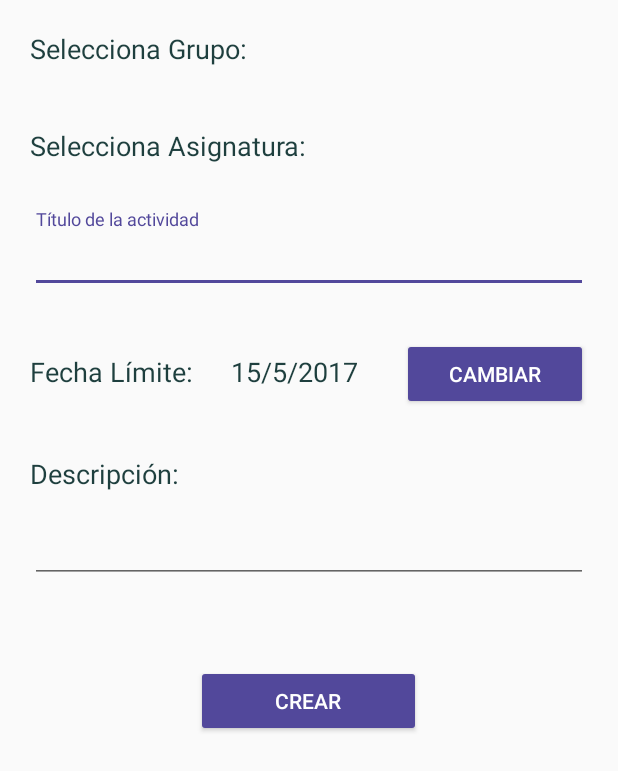
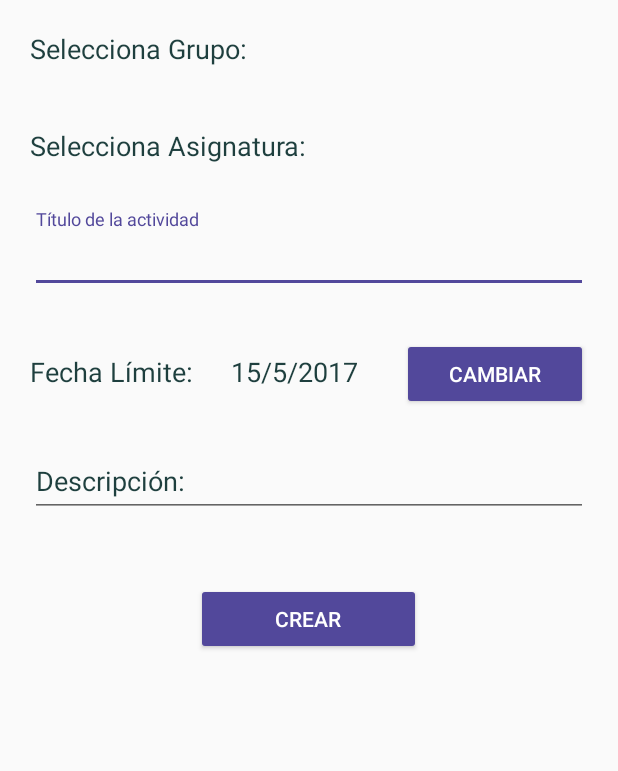
Before and after one commit to niltonsteveen/App-HomeWorks, an Android app: the fragment Crear_Actividad shown on its own in the app's theme, on a phone screen of 412 x 824 dp. Shown: the top 771 px of the screen. Run offline under Robolectric (Android 15) with nearby library versions, the phone set to English and light mode, and no system bars; libraries missing offline, so code that uses them is left out: retrofit.client; 5 statements that could not run were skipped.

Commit message:
se hace la parte de crear actividad y ya quedo full tambien, bueno faltan son validaciones

```diff
--- a/app/src/main/java/prototipo/udea/edu/co/homeworks/Fragments/Crear_Actividad.java
+++ b/app/src/main/java/prototipo/udea/edu/co/homeworks/Fragments/Crear_Actividad.java
@@ -2,8 +2,11 @@ package prototipo.udea.edu.co.homeworks.Fragments;
 
 import android.app.DatePickerDialog;
 import android.content.Context;
+import android.content.Intent;
 import android.os.Bundle;
+import android.support.design.widget.TextInputEditText;
 import android.support.v4.app.Fragment;
+import android.support.v4.app.FragmentManager;
 import android.view.LayoutInflater;
 import android.view.View;
 import android.view.ViewGroup;
@@ -12,16 +15,21 @@ import android.widget.DatePicker;
 import android.widget.RadioButton;
 import android.widget.RadioGroup;
 import android.widget.TextView;
+import android.widget.Toast;
 
 import java.util.ArrayList;
 import java.util.Calendar;
+import java.util.Date;
+import java.util.HashMap;
 import java.util.List;
 
+import prototipo.udea.edu.co.homeworks.Model.Actividad;
 import prototipo.udea.edu.co.homeworks.Model.Asignatura;
 import prototipo.udea.edu.co.homeworks.Model.ConfProfesor;
 import prototipo.udea.edu.co.homeworks.Model.Grupo;
 import prototipo.udea.edu.co.homeworks.Model.Usuario;
 import prototipo.udea.edu.co.homeworks.R;
+import prototipo.udea.edu.co.homeworks.WebServices.ActividadWS;
 import prototipo.udea.edu.co.homeworks.WebServices.AsignaturaWS;
 import prototipo.udea.edu.co.homeworks.WebServices.ConfProfesorWS;
 import prototipo.udea.edu.co.homeworks.WebServices.GrupoWs;
@@ -47,10 +55,15 @@ public class Crear_Actividad extends Fragment {
     private Button btnCambiarFecha;
     private RadioGroup radioGroupGrupos;
     private RadioGroup radioGroupAsignaturas;
-    List<RadioButton> radioButtonsGrupos=new ArrayList<RadioButton>();
-    List<RadioButton> radioButtonsAsignaturas=new ArrayList<RadioButton>();
     Context context;
+    private HashMap hashMapGrupos;
+    private HashMap hashMapAsignaturas;
+    private Button btnCrear;
+    private TextInputEditText descripcionCrearAct;
+    private String fechaLimite="";
     private String url= "https://rest-homeworks.herokuapp.com/api";
+    List<RadioButton> radioButtonsGrupos;
+    List<RadioButton> radioButtonsAsignaturas;
 
     public Crear_Actividad() {
         // Required empty public constructor
@@ -79,13 +92,78 @@ public class Crear_Actividad extends Fragment {
         // Inflate the layout for this fragment
         final View view= inflater.inflate(R.layout.fragment_crear__actividad, container, false);
 
+        radioButtonsAsignaturas=new ArrayList<>();
+        radioButtonsGrupos=new ArrayList<>();
+        hashMapGrupos=new HashMap();
+        hashMapAsignaturas=new HashMap();
         Bundle arguments=getArguments();
         usuario=arguments.getParcelable("Usuario");
         RestAdapter restAdapter = new RestAdapter.Builder().setEndpoint(url).build();
         final ConfProfesorWS confProfesorWS=restAdapter.create(ConfProfesorWS.class);
+        final ActividadWS actividadWS=restAdapter.create(ActividadWS.class);
         context=this.getContext();
         radioGroupAsignaturas=(RadioGroup)view.findViewById(R.id.radioGroupAsignaturas);
         radioGroupGrupos=(RadioGroup)view.findViewById(R.id.radioGroupGrupos);
+        tvFechaLimiteC=(TextView) view.findViewById(R.id.tvFechaLim);
+        descripcionCrearAct=(TextInputEditText)view.findViewById(R.id.etDescripcionCrearAct);
+        btnCrear=(Button) view.findViewById(R.id.btnCrearAct);
+        btnCrear.setOnClickListener(new View.OnClickListener() {
+            @Override
+            public void onClick(View v) {
+                Actividad actividad=new Actividad();
+                actividad.setProfesor(usuario.getEmail());
+                actividad.setActiva(true);
+                actividad.setDescripcion(descripcionCrearAct.getText().toString());
+                Date fechaCreacion=new Date();
+                actividad.setFechaCreacion(fechaCreacion.toString());
+
+                System.out.println("-------------------------"+fechaLimite);
+                actividad.setFechaLimite(fechaLimite);
+
+                String asignatura="";
+                int valor=0;
+                for(int i=0;i<radioButtonsAsignaturas.size();i++){
+                    if(radioButtonsAsignaturas.get(i).isChecked()){
+                        asignatura=radioButtonsAsignaturas.get(i).getText().toString();
+                        valor=(int)hashMapAsignaturas.get(asignatura);
+                    }
+                }
+                actividad.setAsignatura(valor);
+
+                String grupo="";
+                int valor1=0;
+                for(int i=0;i<radioButtonsGrupos.size();i++){
+                    if(radioButtonsGrupos.get(i).isChecked()){
+                        grupo=radioButtonsGrupos.get(i).getText().toString();
+                        valor1=(int)hashMapGrupos.get(grupo);
+                    }
+                }
+                actividad.setGrupo(valor1);
+
+                System.out.println(actividad.toString());
+
+                actividadWS.createActivity(actividad, new Callback<Actividad>() {
+                    @Override
+                    public void success(Actividad actividad, Response response) {
+                        Toast.makeText(getContext(),"Registrada correctamente",Toast.LENGTH_LONG).show();
+                        FragmentManager fragmentManager=getFragmentManager();
+                        Bundle arguments=new Bundle();
+                        arguments.putParcelable("Usuario",usuario);
+                        FragmentoActividadesMain actividadesMain=FragmentoActividadesMain.newInstance(arguments);
+                        fragmentManager
+                                .beginTransaction()
+                                .replace(R.id.main_content, actividadesMain)
+                                .commit();
+                    }
+
+                    @Override
+                    public void failure(RetrofitError error) {
+                        error.printStackTrace();
+                    }
+                });
+            }
+        });
+
 
         confProfesorWS.getConfsByUser(usuario.getEmail(), new Callback<List<ConfProfesor>>() {
             @Override
@@ -100,7 +178,7 @@ public class Crear_Actividad extends Fragment {
             }
         });
 
-        tvFechaLimiteC=(TextView) view.findViewById(R.id.tvFechaLim);
+
         btnCambiarFecha=(Button)view.findViewById(R.id.btnCambiarFecha);
         btnCambiarFecha.setOnClickListener(new View.OnClickListener() {
             @Override
@@ -129,11 +207,14 @@ public class Crear_Actividad extends Fragment {
             asignaturaWS.getAsignaturaById(confProfesores.get(i).getGrupo(), new Callback<Asignatura>() {
                 @Override
                 public void success(Asignatura asignatura, Response response) {
+
                     if(ids.indexOf(asignatura.getId())<0){
+                        hashMapAsignaturas.put(asignatura.getNombre(),asignatura.getId());
                         RadioButton radioButtonAsignatura=new RadioButton(context);
                         radioButtonAsignatura.setText(asignatura.getNombre());
                         radioGroupAsignaturas.addView(radioButtonAsignatura);
                         ids.add(asignatura.getId());
+                        radioButtonsAsignaturas.add(radioButtonAsignatura);
                     }
                 }
                 @Override
@@ -154,10 +235,12 @@ public class Crear_Actividad extends Fragment {
                 @Override
                 public void success(Grupo grupo, Response response) {
                     if(ids.indexOf(grupo.getId())<0){
+                        hashMapGrupos.put(grupo.getNombre(),grupo.getId());
                         RadioButton radioButtonGrupo=new RadioButton(context);
                         radioButtonGrupo.setText(grupo.getNombre());
                         radioGroupGrupos.addView(radioButtonGrupo);
                         ids.add(grupo.getId());
+                        radioButtonsGrupos.add(radioButtonGrupo);
                     }
                 }
                 @Override
@@ -189,9 +272,8 @@ public class Crear_Actividad extends Fragment {
 
         public void onDateSet(DatePicker view, int year, int monthOfYear,
                               int dayOfMonth) {
-
-            tvFechaLimiteC.setText(String.valueOf(dayOfMonth) + "-" + String.valueOf(monthOfYear+1)
-                    + "-" + String.valueOf(year));
+            fechaLimite=String.valueOf(year)+"-"+String.valueOf(monthOfYear+1)+"-"+String.valueOf(dayOfMonth);
+            tvFechaLimiteC.setText(fechaLimite);
         }
     };
 
--- a/app/src/main/java/prototipo/udea/edu/co/homeworks/WebServices/ActividadWS.java
+++ b/app/src/main/java/prototipo/udea/edu/co/homeworks/WebServices/ActividadWS.java
@@ -5,7 +5,9 @@ import java.util.List;
 import prototipo.udea.edu.co.homeworks.Model.Actividad;
 import prototipo.udea.edu.co.homeworks.Model.Usuario;
 import retrofit.Callback;
+import retrofit.http.Body;
 import retrofit.http.GET;
+import retrofit.http.POST;
 import retrofit.http.Query;
 
 /**
@@ -16,4 +18,6 @@ public interface ActividadWS {
     @GET("/actividades")
     void getActividades(@Query("profesor") String profesor, Callback<List<Actividad>> cb) ;
 
+    @POST("/actividades")
+    void createActivity(@Body Actividad actividad, Callback<Actividad> cb);
 }
--- a/app/src/main/java/prototipo/udea/edu/co/homeworks/utils/ActivityAdapter.java
+++ b/app/src/main/java/prototipo/udea/edu/co/homeworks/utils/ActivityAdapter.java
@@ -100,11 +100,12 @@ public class ActivityAdapter extends RecyclerView.Adapter<ActivityAdapter.Activi
 
     @Override
     public void onBindViewHolder(final ActivityViewHolder viewHolder, final int i) {
-        Random r=new Random();
-        numero=r.nextInt(12);
+
         asignaturaWS.getAsignaturaById(items.get(i).getAsignatura(), new Callback<Asignatura>() {
                     @Override
                     public void success(Asignatura asignatura, Response response) {
+                        Random r=new Random();
+                        numero=r.nextInt(12);
                         String letra=asignatura.getNombre().charAt(0)+"";
                         viewHolder.tvCard.setText(letra);
                         viewHolder.cardImg.setCardBackgroundColor(Color.parseColor(colores.get(numero)));
--- a/app/src/main/res/layout/fragment_crear__actividad.xml
+++ b/app/src/main/res/layout/fragment_crear__actividad.xml
@@ -122,25 +122,27 @@
 
         </RelativeLayout>
 
-        <TextView
-            android:layout_marginTop="30dp"
-            android:layout_width="match_parent"
-            android:id="@+id/tvDescripcionCrearAct"
-            android:layout_height="wrap_content"
-            android:text="@string/descripcion"
-            android:textSize="18sp"
-            android:textColor="@color/colorPrimaryDark"
-            android:layout_below="@id/layoutFechaLimite"/>
-
         <ScrollView
             android:layout_width="match_parent"
             android:id="@+id/scrollDescripcion"
             android:layout_marginTop="15dp"
-            android:layout_below="@id/tvDescripcionCrearAct"
+            android:layout_below="@id/layoutFechaLimite"
             android:layout_height="100dp">
-            <EditText
+            <android.support.design.widget.TextInputLayout
                 android:layout_width="match_parent"
-                android:layout_height="match_parent" />
+                android:layout_height="100dp"
+                app:hintTextAppearance="@style/Hint"
+                android:textColorHint="@color/colorPrimaryDark">
+
+                <android.support.design.widget.TextInputEditText
+                    android:id="@+id/etDescripcionCrearAct"
+                    android:textColor="@color/colorPrimaryDark"
+                    android:layout_width="match_parent"
+                    android:layout_height="wrap_content"
+                    android:hint="@string/descripcion"
+                    android:inputType="textNoSuggestions"
+                    android:maxLines="1"/>
+            </android.support.design.widget.TextInputLayout>
         </ScrollView>
 
         <RelativeLayout
@@ -153,6 +155,7 @@
             <Button
                 android:layout_centerInParent="true"
                 android:layout_width="150dp"
+                android:id="@+id/btnCrearAct"
                 android:textColor="@color/letter"
                 android:backgroundTint="@color/colorAccent"
                 android:layout_height="wrap_content"
```
Also changed, not shown: app/src/main/java/prototipo/udea/edu/co/homeworks/Fragments/FragmentoActividadesMain.java (+6 -2 lines), app/src/main/java/prototipo/udea/edu/co/homeworks/Model/Actividad.java (+10 -0 lines).
